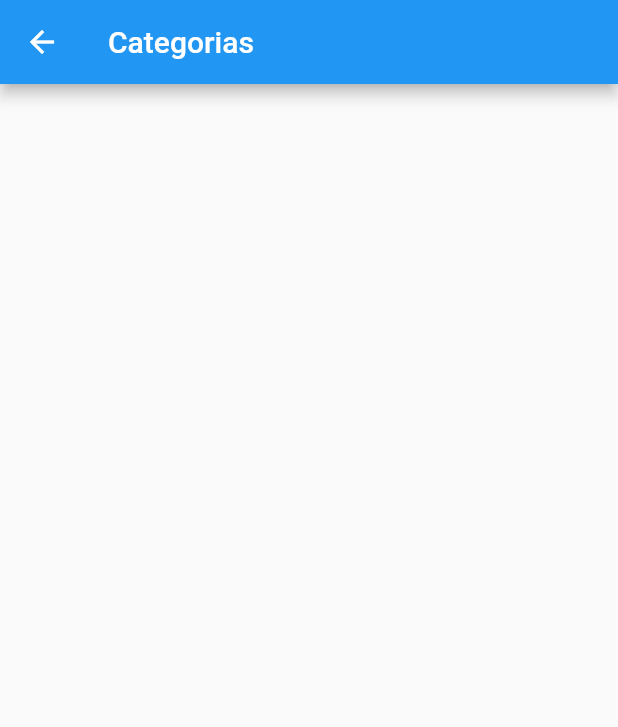
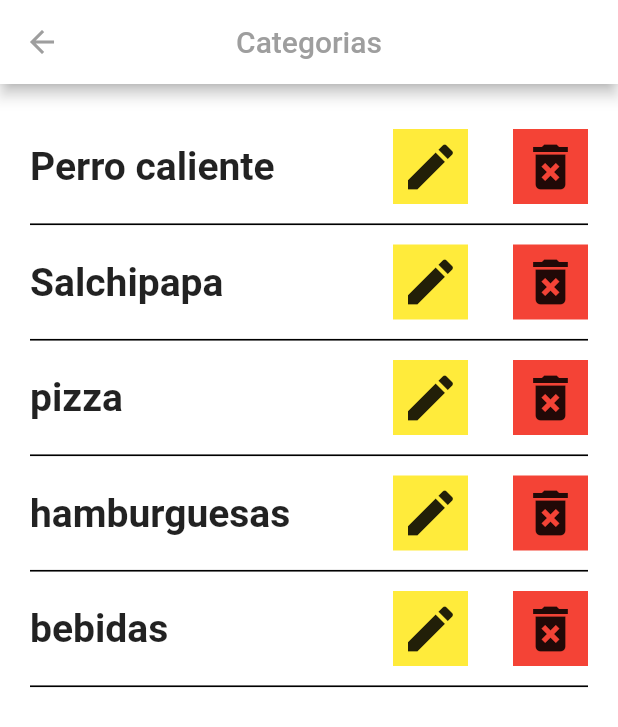
Before and after one commit to hdes26/Admin_DeliveryApp, a Flutter app: the Categorias screen opened by its route, on a phone screen of 412 x 824 dp. Shown: the top 727 px of the screen. Run offline on Flutter 3.47's test engine with Material 2 defaults, Android fonts, the phone set to English and light mode, and no system bars.

Commit message:
category page

```diff
--- a/lib/app.dart
+++ b/lib/app.dart
@@ -10,13 +10,13 @@ class MyApp extends StatelessWidget {
     // TODO: implement build
     return MaterialApp(
       debugShowCheckedModeBanner: false,
-      initialRoute: 'pedidosPendientes',
+      initialRoute: 'home',
       routes: {
         'home': (BuildContext context) => AdminPage(),
         'pedidosPendientes': (BuildContext context) => PedidosPendientes(),
-        'categorias':(BuildContext context) => Categorias(),
-        'platos':(BuildContext context) => Platos(),
-        'historialPedidos':(BuildContext context) => Categorias(),
+        'categorias': (BuildContext context) => Categorias(),
+        'platos': (BuildContext context) => Platos(),
+        'historialPedidos': (BuildContext context) => Categorias(),
       },
     );
   }
--- a/lib/pages/categorias_page.dart
+++ b/lib/pages/categorias_page.dart
@@ -1,6 +1,6 @@
 import 'package:flutter/material.dart';
 
- class Categorias extends StatefulWidget {
+class Categorias extends StatefulWidget {
   Categorias({Key key}) : super(key: key);
 
   @override
@@ -10,10 +10,85 @@ import 'package:flutter/material.dart';
 class _CategoriasState extends State<Categorias> {
   @override
   Widget build(BuildContext context) {
-       return Scaffold(
-      appBar: AppBar(
-        title: Text('Categorias'),
-      ),
-    );;
+    return Scaffold(
+        appBar: AppBar(
+          iconTheme: IconThemeData(color: Colors.grey),
+          shadowColor: Colors.black,
+          backgroundColor: Colors.white,
+          centerTitle: true,
+          title: Text("Categorias", style: TextStyle(color: Colors.grey)),
+        ),
+        body: Container(
+          color: Colors.white,
+          child: ListView(
+            padding: EdgeInsets.symmetric(vertical: 30, horizontal: 20),
+            children: [
+              _category("Perro caliente"),
+              Divider(
+                color: Colors.black,
+                thickness: 1.1,
+                height: 27,
+              ),
+              _category("Salchipapa"),
+              Divider(
+                color: Colors.black,
+                height: 27,
+                thickness: 1.1,
+              ),
+              _category("pizza"),
+              Divider(
+                color: Colors.black,
+                height: 27,
+                thickness: 1.1,
+              ),
+              _category("hamburguesas"),
+              Divider(
+                color: Colors.black,
+                height: 27,
+                thickness: 1.1,
+              ),
+              _category("bebidas"),
+              Divider(
+                color: Colors.black,
+                height: 27,
+                thickness: 1.1,
+              ),
+            ],
+          ),
+        ));
   }
 }
+
+Widget _category(String text) {
+  return Row(
+    mainAxisAlignment: MainAxisAlignment.spaceBetween,
+    children: [
+      Text(text, style: TextStyle(fontSize: 26, fontWeight: FontWeight.bold)),
+      Row(
+        children: [
+          InkWell(
+            child: Container(
+              width: 50,
+              height: 50,
+              color: Colors.yellow,
+              child: Icon(Icons.edit, size: 40),
+            ),
+            onTap: () => {print("object1")},
+          ),
+          SizedBox(
+            width: 30,
+          ),
+          InkWell(
+            child: Container(
+              width: 50,
+              height: 50,
+              color: Colors.red,
+              child: Icon(Icons.delete_forever, size: 40),
+            ),
+            onTap: () => {print("object1")},
+          )
+        ],
+      ),
+    ],
+  );
+}
```
